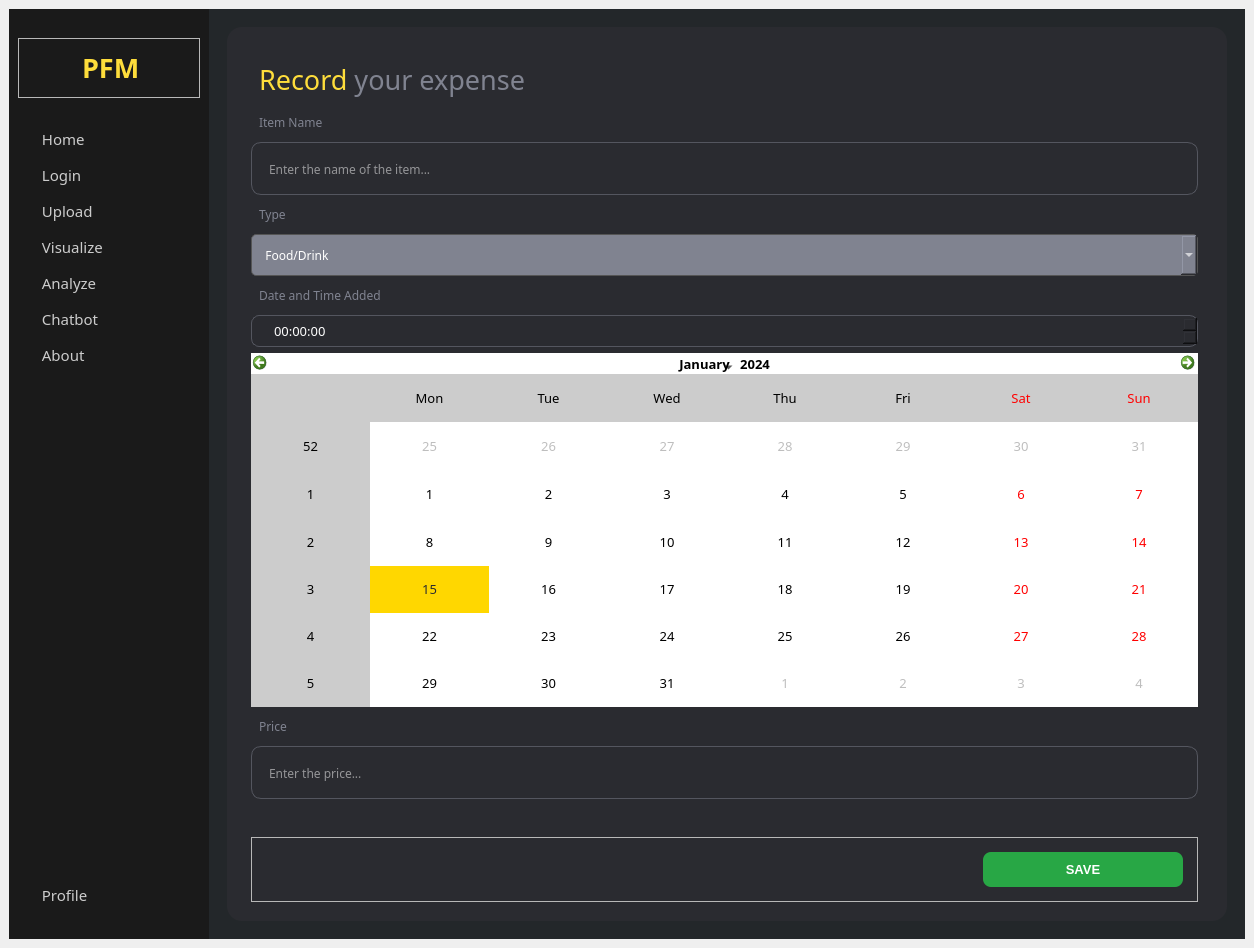
Above: UI/Master.ui from AtlasCJr/pfm before the change. Below: the same form after it.
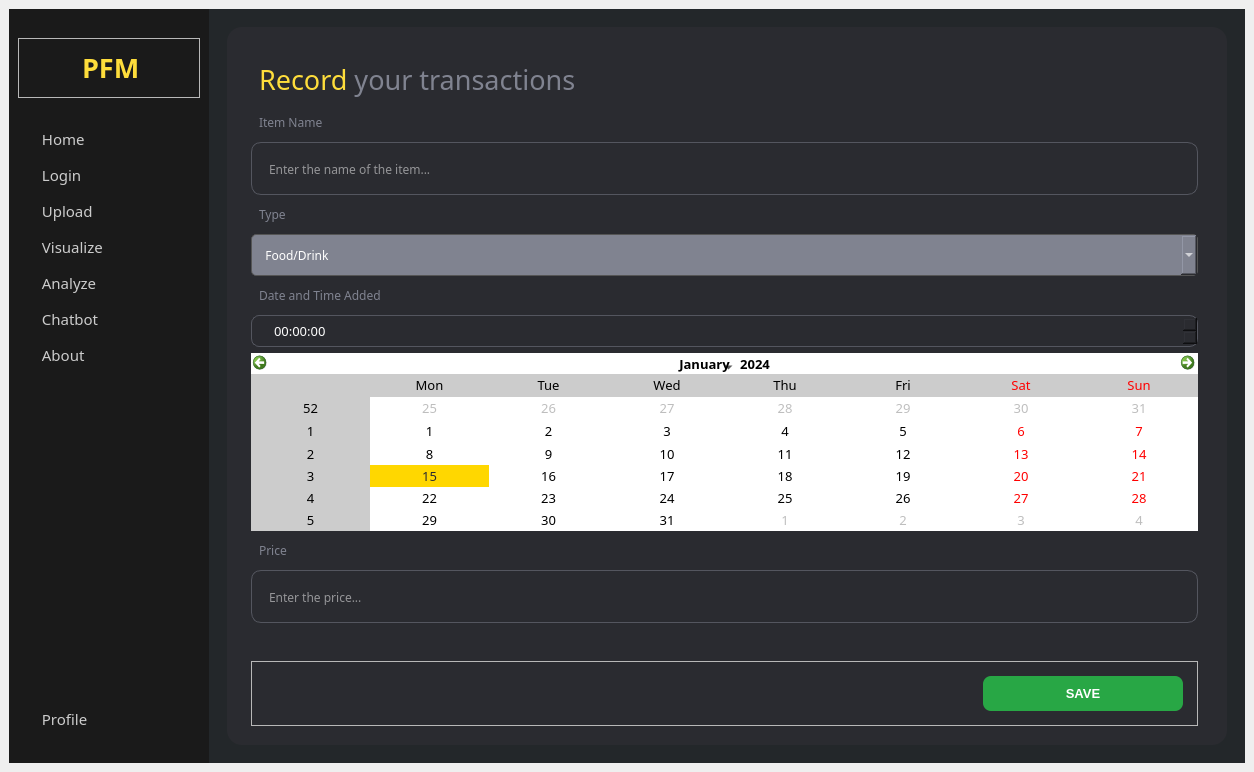
That is the form after the change. The open tabs and pages were chosen to show the change. Icons and pictures are not drawn.

```diff
--- a/UI/Master.ui
+++ b/UI/Master.ui
@@ -6,8 +6,8 @@
    <rect>
     <x>0</x>
     <y>0</y>
-    <width>1242</width>
-    <height>948</height>
+    <width>1254</width>
+    <height>772</height>
    </rect>
   </property>
   <property name="sizePolicy">
@@ -2004,7 +2004,7 @@
                  </font>
                 </property>
                 <property name="text">
-                 <string>&lt;html&gt;&lt;head/&gt;&lt;body&gt;&lt;p&gt;&lt;span style=&quot; font-size:20pt; color:#fedd3b;&quot;&gt;Record&lt;/span&gt;&lt;span style=&quot; font-size:20pt;&quot;&gt; your expense&lt;/span&gt;&lt;/p&gt;&lt;/body&gt;&lt;/html&gt;</string>
+                 <string>&lt;html&gt;&lt;head/&gt;&lt;body&gt;&lt;p&gt;&lt;span style=&quot; font-size:20pt; color:#fedd3b;&quot;&gt;Record&lt;/span&gt;&lt;span style=&quot; font-size:20pt;&quot;&gt; your transactions&lt;/span&gt;&lt;/p&gt;&lt;/body&gt;&lt;/html&gt;</string>
                 </property>
                </widget>
               </item>
@@ -2138,6 +2138,12 @@
               </item>
               <item>
                <widget class="QCalendarWidget" name="ID_calendarWidget">
+                <property name="sizePolicy">
+                 <sizepolicy hsizetype="Preferred" vsizetype="Preferred">
+                  <horstretch>0</horstretch>
+                  <verstretch>0</verstretch>
+                 </sizepolicy>
+                </property>
                 <property name="font">
                  <font>
                   <family>Poppins</family>
@@ -2164,6 +2170,12 @@
               </item>
               <item>
                <widget class="QLineEdit" name="ID_inputValue">
+                <property name="sizePolicy">
+                 <sizepolicy hsizetype="Preferred" vsizetype="Preferred">
+                  <horstretch>0</horstretch>
+                  <verstretch>0</verstretch>
+                 </sizepolicy>
+                </property>
                 <property name="font">
                  <font>
                   <family>Poppins</family>
@@ -2216,7 +2228,7 @@
                    </property>
                    <property name="sizeHint" stdset="0">
                     <size>
-                     <width>699</width>
+                     <width>40</width>
                      <height>20</height>
                     </size>
                    </property>
@@ -2224,6 +2236,12 @@
                  </item>
                  <item>
                   <widget class="QPushButton" name="ID_addTransaction">
+                   <property name="sizePolicy">
+                    <sizepolicy hsizetype="Preferred" vsizetype="Fixed">
+                     <horstretch>0</horstretch>
+                     <verstretch>0</verstretch>
+                    </sizepolicy>
+                   </property>
                    <property name="minimumSize">
                     <size>
                      <width>200</width>
```
Left out of the diff: 22 changed lines with no effect on the pictures.
